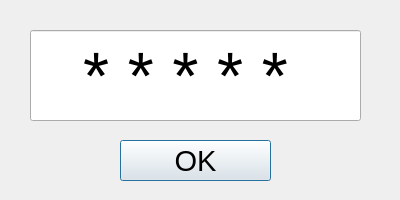
This is password.ui in ahmetcihan/pendulum_controller as Qt 5 draws it before an edit. The edited form follows.
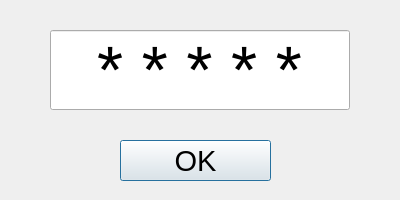
This is the edited form.

Commit message: password dialog is ok

```diff
--- a/password.ui
+++ b/password.ui
@@ -13,27 +13,6 @@
   <property name="windowTitle">
    <string>Dialog</string>
   </property>
-  <widget class="QLineEdit" name="lineEdit">
-   <property name="geometry">
-    <rect>
-     <x>30</x>
-     <y>30</y>
-     <width>331</width>
-     <height>91</height>
-    </rect>
-   </property>
-   <property name="font">
-    <font>
-     <pointsize>50</pointsize>
-    </font>
-   </property>
-   <property name="text">
-    <string>* * * * * </string>
-   </property>
-   <property name="alignment">
-    <set>Qt::AlignCenter</set>
-   </property>
-  </widget>
   <widget class="QPushButton" name="pushButton">
    <property name="geometry">
     <rect>
@@ -52,6 +31,27 @@
     <string>OK</string>
    </property>
   </widget>
+  <widget class="QLineEdit" name="lineEdit_pass">
+   <property name="geometry">
+    <rect>
+     <x>50</x>
+     <y>30</y>
+     <width>300</width>
+     <height>80</height>
+    </rect>
+   </property>
+   <property name="font">
+    <font>
+     <pointsize>50</pointsize>
+    </font>
+   </property>
+   <property name="text">
+    <string>* * * * *</string>
+   </property>
+   <property name="alignment">
+    <set>Qt::AlignCenter</set>
+   </property>
+  </widget>
  </widget>
  <resources/>
  <connections/>
```
Left out of the diff: 3 changed lines with no effect on the pictures. The commit also changes 8 other files.
